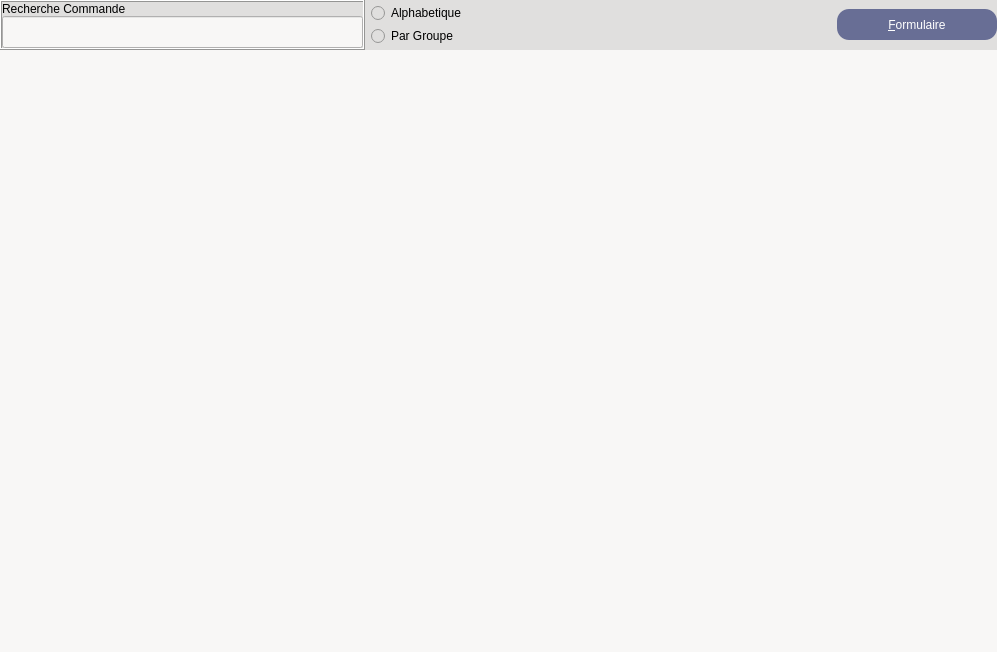
SalomePlatform/eficas_tools, file UiQT4/desChoixCommandes.ui: the form before one commit.
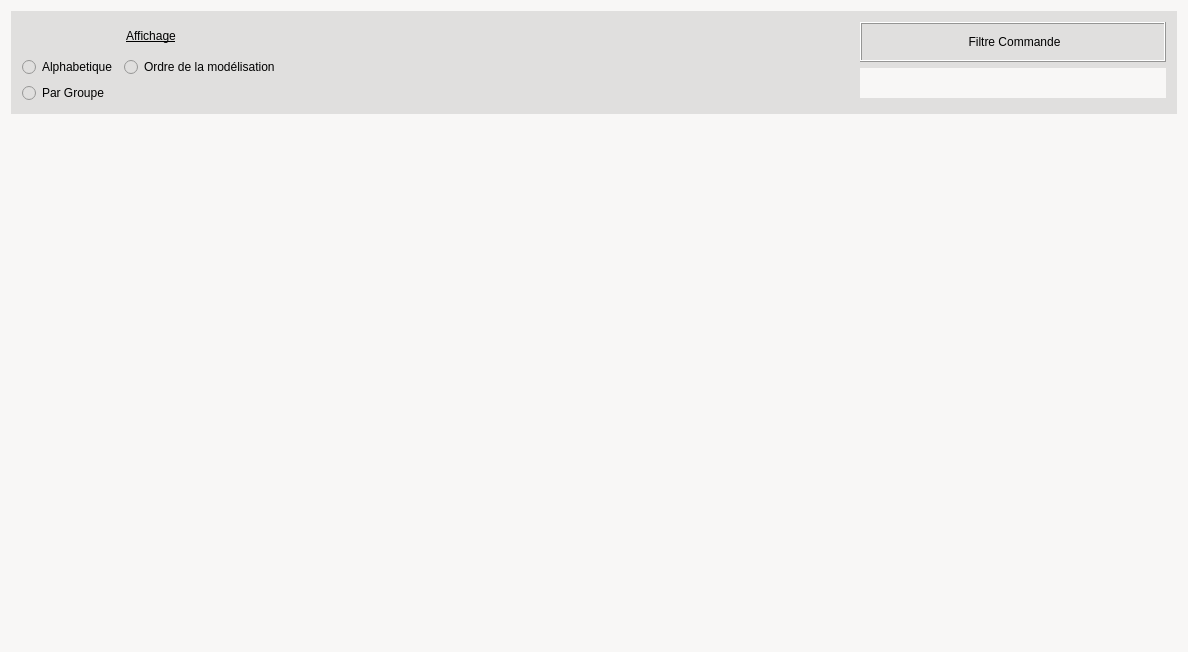
The form after the commit.

Patch:
```diff
--- a/UiQT4/desChoixCommandes.ui
+++ b/UiQT4/desChoixCommandes.ui
@@ -6,7 +6,7 @@
    <rect>
     <x>0</x>
     <y>0</y>
-    <width>997</width>
+    <width>1188</width>
     <height>652</height>
    </rect>
   </property>
@@ -28,15 +28,21 @@
   <property name="styleSheet">
    <string notr="true">background-color : rgb(248,247,246)</string>
   </property>
-  <layout class="QVBoxLayout" name="verticalLayout_5">
-   <property name="spacing">
-    <number>0</number>
-   </property>
-   <property name="margin">
-    <number>0</number>
-   </property>
+  <layout class="QVBoxLayout" name="verticalLayout_4">
    <item>
     <widget class="QFrame" name="frame_2">
+     <property name="sizePolicy">
+      <sizepolicy hsizetype="Preferred" vsizetype="Fixed">
+       <horstretch>0</horstretch>
+       <verstretch>0</verstretch>
+      </sizepolicy>
+     </property>
+     <property name="minimumSize">
+      <size>
+       <width>0</width>
+       <height>4</height>
+      </size>
+     </property>
      <property name="styleSheet">
       <string notr="true">background-color:rgb(224,223,222)</string>
      </property>
@@ -47,98 +53,48 @@
       <enum>QFrame::Raised</enum>
      </property>
      <layout class="QHBoxLayout" name="horizontalLayout">
-      <property name="margin">
-       <number>0</number>
-      </property>
       <item>
-       <widget class="QFrame" name="frame">
-        <property name="styleSheet">
-         <string notr="true">/*background-color:rgb(104,110,149)*/</string>
-        </property>
-        <property name="frameShape">
-         <enum>QFrame::Box</enum>
-        </property>
-        <property name="frameShadow">
-         <enum>QFrame::Raised</enum>
-        </property>
-        <layout class="QVBoxLayout" name="verticalLayout_2">
-         <property name="spacing">
-          <number>0</number>
-         </property>
-         <property name="margin">
-          <number>0</number>
-         </property>
-         <item>
-          <widget class="QLabel" name="textLabel6">
-           <property name="sizePolicy">
-            <sizepolicy hsizetype="Preferred" vsizetype="Fixed">
-             <horstretch>0</horstretch>
-             <verstretch>0</verstretch>
-            </sizepolicy>
-           </property>
-           <property name="minimumSize">
-            <size>
-             <width>141</width>
-             <height>0</height>
-            </size>
-           </property>
-           <property name="text">
-            <string>&lt;html&gt;&lt;head/&gt;&lt;body&gt;&lt;p&gt; Recherche Commande&lt;/p&gt;&lt;/body&gt;&lt;/html&gt;</string>
-           </property>
-           <property name="wordWrap">
-            <bool>false</bool>
-           </property>
-          </widget>
-         </item>
-         <item>
-          <widget class="QLineEdit" name="LEFiltre">
-           <property name="sizePolicy">
-            <sizepolicy hsizetype="Expanding" vsizetype="Fixed">
-             <horstretch>0</horstretch>
-             <verstretch>0</verstretch>
-            </sizepolicy>
-           </property>
-           <property name="minimumSize">
-            <size>
-             <width>195</width>
-             <height>32</height>
-            </size>
-           </property>
-           <property name="toolTip">
-            <string>filter commands</string>
-           </property>
-           <property name="styleSheet">
-            <string notr="true">background-color : rgb(248,247,246)</string>
-           </property>
-          </widget>
-         </item>
-        </layout>
-       </widget>
-      </item>
-      <item>
-       <layout class="QVBoxLayout" name="verticalLayout_3">
-        <property name="spacing">
-         <number>0</number>
-        </property>
+       <layout class="QVBoxLayout" name="verticalLayout_2">
         <item>
-         <widget class="QRadioButton" name="RBalpha">
-          <property name="toolTip">
-           <string>affiche les commandes par ordre alphabetique</string>
-          </property>
+         <widget class="QLabel" name="label">
           <property name="text">
-           <string>Alphabetique</string>
+           <string>&lt;html&gt;&lt;head/&gt;&lt;body&gt;&lt;p align=&quot;center&quot;&gt;&lt;span style=&quot; text-decoration: underline;&quot;&gt;Affichage&lt;/span&gt;&lt;/p&gt;&lt;/body&gt;&lt;/html&gt;</string>
           </property>
          </widget>
         </item>
         <item>
-         <widget class="QRadioButton" name="RBGroupe">
-          <property name="toolTip">
-           <string>affiche les commandes selon les thèmes</string>
-          </property>
-          <property name="text">
-           <string>Par Groupe</string>
-          </property>
-         </widget>
+         <layout class="QGridLayout" name="gridLayout">
+          <item row="0" column="0">
+           <widget class="QRadioButton" name="RBalpha">
+            <property name="toolTip">
+             <string>affiche les commandes par ordre alphabetique</string>
+            </property>
+            <property name="text">
+             <string>Alphabetique</string>
+            </property>
+           </widget>
+          </item>
+          <item row="0" column="1">
+           <widget class="QRadioButton" name="RBOrdre">
+            <property name="toolTip">
+             <string>affiche les commandes selon les thèmes</string>
+            </property>
+            <property name="text">
+             <string>Ordre de la modélisation</string>
+            </property>
+           </widget>
+          </item>
+          <item row="1" column="0">
+           <widget class="QRadioButton" name="RBGroupe">
+            <property name="toolTip">
+             <string>affiche les commandes selon les thèmes</string>
+            </property>
+            <property name="text">
+             <string>Par Groupe</string>
+            </property>
+           </widget>
+          </item>
+         </layout>
         </item>
        </layout>
       </item>
@@ -149,81 +105,78 @@
         </property>
         <property name="sizeHint" stdset="0">
          <size>
-          <width>244</width>
-          <height>20</height>
+          <width>382</width>
+          <height>18</height>
          </size>
         </property>
        </spacer>
       </item>
       <item>
-       <layout class="QVBoxLayout" name="verticalLayout_4">
-        <property name="spacing">
-         <number>0</number>
-        </property>
+       <layout class="QVBoxLayout" name="verticalLayout_3">
         <item>
-         <spacer name="verticalSpacer_2">
-          <property name="orientation">
-           <enum>Qt::Vertical</enum>
+         <widget class="QLabel" name="textLabel6">
+          <property name="sizePolicy">
+           <sizepolicy hsizetype="Preferred" vsizetype="Fixed">
+            <horstretch>0</horstretch>
+            <verstretch>0</verstretch>
+           </sizepolicy>
           </property>
-          <property name="sizeType">
-           <enum>QSizePolicy::Fixed</enum>
-          </property>
-          <property name="sizeHint" stdset="0">
+          <property name="minimumSize">
            <size>
-            <width>20</width>
-            <height>5</height>
+            <width>141</width>
+            <height>40</height>
            </size>
           </property>
-         </spacer>
+          <property name="frameShape">
+           <enum>QFrame::Box</enum>
+          </property>
+          <property name="frameShadow">
+           <enum>QFrame::Raised</enum>
+          </property>
+          <property name="lineWidth">
+           <number>1</number>
+          </property>
+          <property name="text">
+           <string>&lt;html&gt;&lt;head/&gt;&lt;body&gt;&lt;p align=&quot;center&quot;&gt;Filtre Commande&lt;/p&gt;&lt;/body&gt;&lt;/html&gt;</string>
+          </property>
+          <property name="wordWrap">
+           <bool>false</bool>
+          </property>
+         </widget>
         </item>
         <item>
-         <widget class="QPushButton" name="bFormulaire">
+         <widget class="QLineEdit" name="LEFiltre">
           <property name="sizePolicy">
-           <sizepolicy hsizetype="Fixed" vsizetype="Fixed">
+           <sizepolicy hsizetype="Preferred" vsizetype="Fixed">
             <horstretch>0</horstretch>
             <verstretch>0</verstretch>
            </sizepolicy>
           </property>
           <property name="minimumSize">
            <size>
-            <width>160</width>
-            <height>31</height>
+            <width>195</width>
+            <height>30</height>
            </size>
           </property>
           <property name="toolTip">
            <string>Mise en données de la commande sélectionnée dans l'arbre. Un double-clic permet également de choisir une commande</string>
           </property>
           <property name="styleSheet">
-           <string notr="true">background-color:rgb(104,110,149);
-color :white;
-border-radius : 12px
-</string>
+           <string notr="true">background-color : rgb(248,247,246)</string>
           </property>
-          <property name="text">
-           <string>&amp;Formulaire</string>
-          </property>
-          <property name="shortcut">
-           <string>Shift+A, Alt+A, Alt+A, Alt+A</string>
-          </property>
-          <property name="autoDefault">
-           <bool>true</bool>
-          </property>
-          <property name="default">
-           <bool>true</bool>
+          <property name="frame">
+           <bool>false</bool>
           </property>
          </widget>
         </item>
         <item>
-         <spacer name="verticalSpacer_3">
+         <spacer name="verticalSpacer_4">
           <property name="orientation">
            <enum>Qt::Vertical</enum>
           </property>
-          <property name="sizeType">
-           <enum>QSizePolicy::Fixed</enum>
-          </property>
           <property name="sizeHint" stdset="0">
            <size>
-            <width>20</width>
+            <width>306</width>
             <height>5</height>
            </size>
           </property>
@@ -255,8 +208,8 @@
        <rect>
         <x>0</x>
         <y>0</y>
-        <width>997</width>
-        <height>592</height>
+        <width>1170</width>
+        <height>512</height>
        </rect>
       </property>
       <layout class="QVBoxLayout" name="verticalLayout">
```
Left out of the diff: 7 changed lines with no effect on the pictures.
